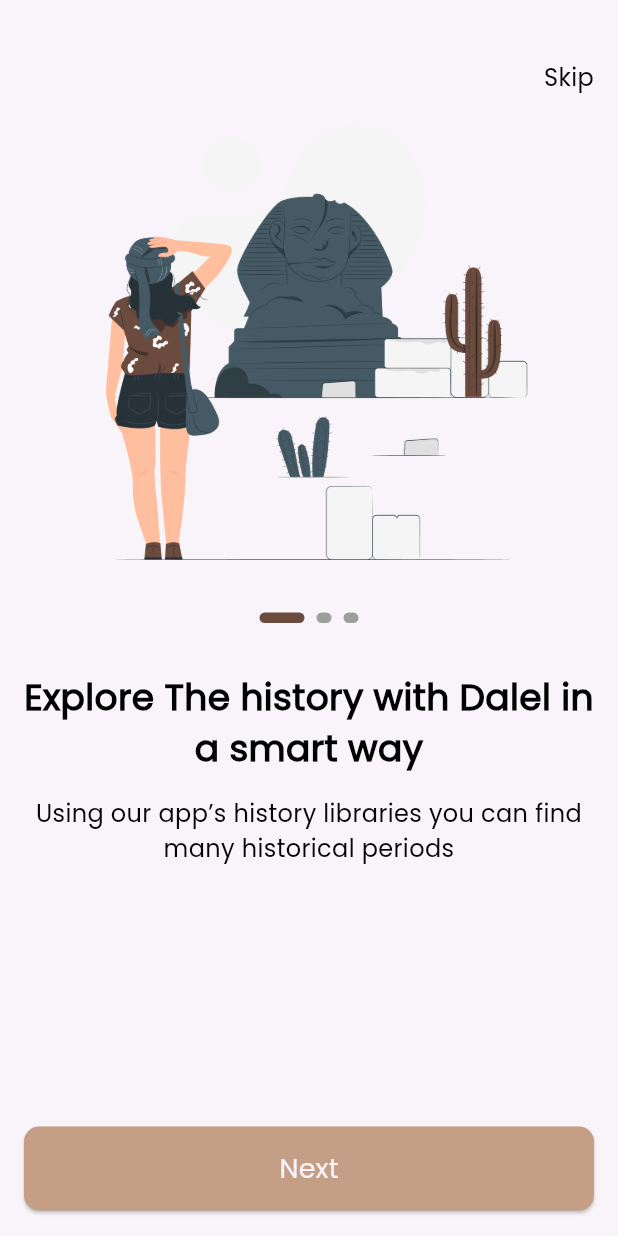
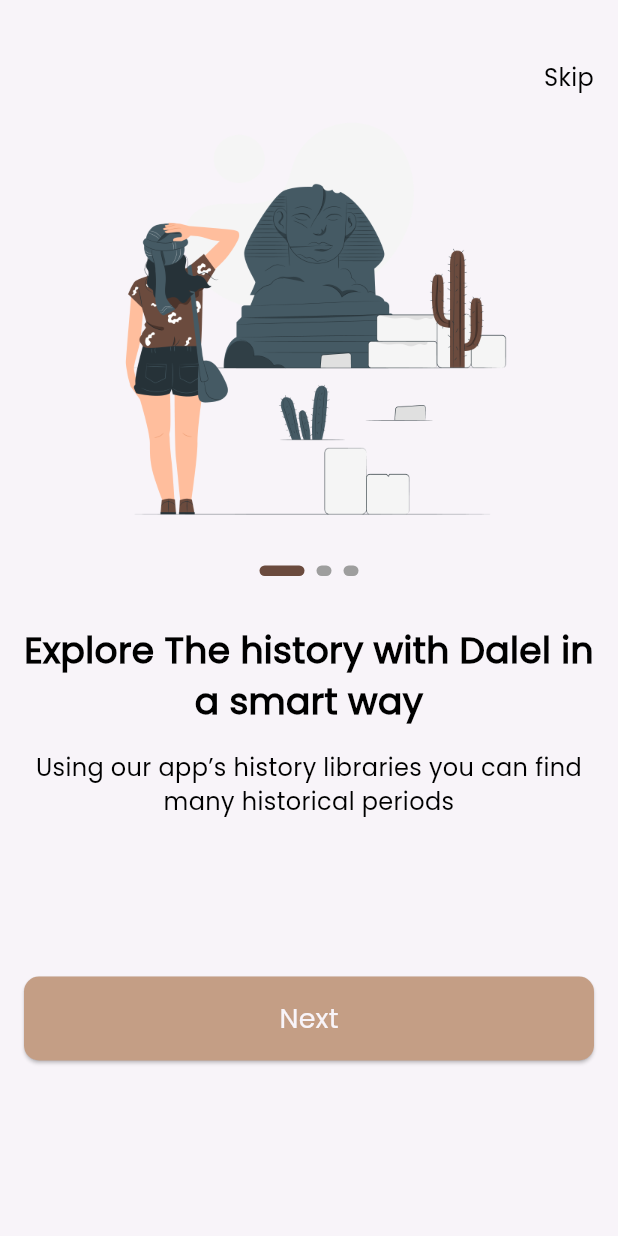
Before and after one commit to KerollosMoheb/dalel, a Flutter app: the screen it shows after launch, on a phone screen of 412 x 824 dp. Run offline on Flutter 3.47's test engine with Material 3 defaults, Android fonts, the phone set to English and light mode, and no system bars; drawn by our look-alikes of smooth_page_indicator; our stand-ins replace go_router.

Commit message:
refactor some code

```diff
--- a/lib/core/functions/navigation.dart
+++ b/lib/core/functions/navigation.dart
@@ -3,3 +3,7 @@ import 'package:go_router/go_router.dart';
 void customNavigate(context, String path) {
   GoRouter.of(context).push(path);
 }
+
+void customReplacementNavigate(context, String path) {
+  GoRouter.of(context).pushReplacement(path);
+}
--- a/lib/features/on_boarding/presentation/views/on_boarding_view.dart
+++ b/lib/features/on_boarding/presentation/views/on_boarding_view.dart
@@ -13,11 +13,13 @@ class OnBoardingView extends StatelessWidget {
       child: Scaffold(
         body: Padding(
           padding: const EdgeInsets.symmetric(horizontal: 16),
-          child: Column(
+          child: ListView(
+
             children: [
               SizedBox(height: 40),
               CustomNavBar(),
               OnBoardingWidgetBody(),
+              SizedBox(height: 88),
               CustomBtn(text: AppStrings.next),
               SizedBox(height: 17),
             ],
--- a/lib/features/on_boarding/presentation/views/widgets/on_boarding_widget_body.dart
+++ b/lib/features/on_boarding/presentation/views/widgets/on_boarding_widget_body.dart
@@ -10,14 +10,24 @@ class OnBoardingWidgetBody extends StatelessWidget {
 
   @override
   Widget build(BuildContext context) {
-    return Expanded(
+    return SizedBox(
+      height: 500,
       child: PageView.builder(
         controller: _controller,
         itemCount: 3,
         itemBuilder: (context, index) {
           return Column(
             children: [
-              Image.asset(Assets.imagesOnBoarding1),
+              Container(
+                height: 290,
+                width: 343,
+                decoration: BoxDecoration(
+                  image: DecorationImage(
+                    image: AssetImage(Assets.imagesOnBoarding1),
+                    fit: BoxFit.fill,
+                  ),
+                ),
+              ),
               SizedBox(height: 24),
               CustomSmoothPageIndicator(controller: _controller),
               SizedBox(height: 32),
@@ -27,12 +37,16 @@ class OnBoardingWidgetBody extends StatelessWidget {
                   fontWeight: FontWeight.bold,
                 ),
                 textAlign: TextAlign.center,
+                maxLines: 2,
+                overflow: TextOverflow.ellipsis,
               ),
               SizedBox(height: 16),
               Text(
                 "Using our app’s history libraries you can find many historical periods ",
                 style: CustomTextStyles.poppins300style16,
                 textAlign: TextAlign.center,
+                maxLines: 2,
+                overflow: TextOverflow.ellipsis,
               ),
             ],
           );
--- a/lib/features/splash/presentation/views/splash_view.dart
+++ b/lib/features/splash/presentation/views/splash_view.dart
@@ -32,6 +32,6 @@ class _SplashViewState extends State<SplashView> {
 
 void delayedNavigate(context) {
   Future.delayed(Duration(seconds: 2), () {
-    customNavigate(context, "/onBoarding");
+    customReplacementNavigate(context, "/onBoarding");
   });
 }
```
